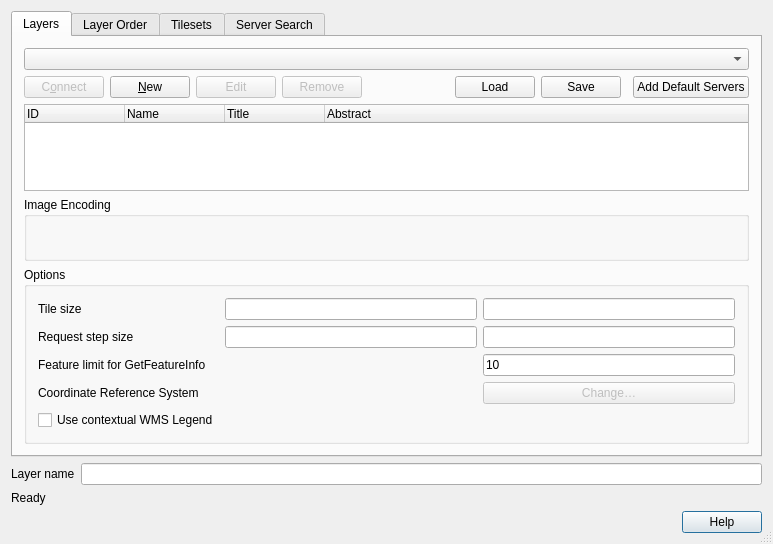
qgis/QGIS, file src/ui/qgswmssourceselectbase.ui: the form before one commit.
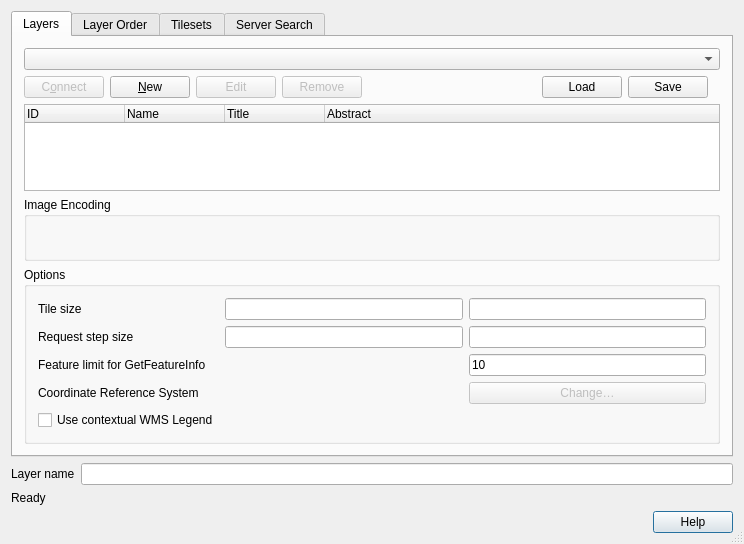
The form after the commit. Icons and pictures are not drawn.

Commit message: [needs-docs] remove "Add default servers" button from the WMS conenctions dialog (fix #29873)

Patch:
```diff
--- a/src/ui/qgswmssourceselectbase.ui
+++ b/src/ui/qgswmssourceselectbase.ui
@@ -6,7 +6,7 @@
    <rect>
     <x>0</x>
     <y>0</y>
-    <width>773</width>
+    <width>744</width>
     <height>544</height>
    </rect>
   </property>
@@ -125,19 +125,6 @@
          </property>
         </spacer>
        </item>
-       <item row="1" column="11">
-        <widget class="QPushButton" name="btnAddDefault">
-         <property name="statusTip">
-          <string>Adds a few example WMS servers</string>
-         </property>
-         <property name="whatsThis">
-          <string comment="Adds several example WMS servers to the list"/>
-         </property>
-         <property name="text">
-          <string>Add Default Servers</string>
-         </property>
-        </widget>
-       </item>
        <item row="2" column="0" colspan="12">
         <widget class="QTreeWidget" name="lstLayers">
          <property name="sizePolicy">
```
Left out of the diff: 1 changed line with no effect on the pictures. The commit also changes 2 other files.
